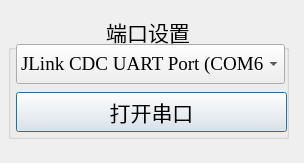
The window that Protocol.ui (LeeGingko/Terminal) describes before a commit, drawn with Qt 5.
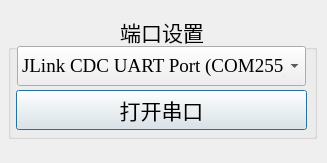
The same window after the commit.

The edit to the form file:
```diff
--- a/Protocol.ui
+++ b/Protocol.ui
@@ -6,7 +6,7 @@
    <rect>
     <x>0</x>
     <y>0</y>
-    <width>304</width>
+    <width>327</width>
     <height>163</height>
    </rect>
   </property>
@@ -18,7 +18,7 @@
     <rect>
      <x>8</x>
      <y>14</y>
-     <width>281</width>
+     <width>309</width>
      <height>125</height>
     </rect>
    </property>
@@ -39,9 +39,9 @@
    <widget class="QComboBox" name="comboBox_selectComNum">
     <property name="geometry">
      <rect>
-      <x>8</x>
-      <y>30</y>
-      <width>269</width>
+      <x>9</x>
+      <y>32</y>
+      <width>289</width>
       <height>40</height>
      </rect>
     </property>
@@ -62,6 +62,9 @@
     <property name="contextMenuPolicy">
      <enum>Qt::NoContextMenu</enum>
     </property>
+    <property name="layoutDirection">
+     <enum>Qt::LeftToRight</enum>
+    </property>
     <property name="styleSheet">
      <string notr="true">QPushButton:hover{
 	background-color: rgb(214, 234, 239);
@@ -74,14 +77,20 @@
      <bool>false</bool>
     </property>
     <property name="currentText">
-     <string>JLink CDC UART Port (COM6)</string>
+     <string>JLink CDC UART Port (COM255)</string>
     </property>
     <property name="insertPolicy">
-     <enum>QComboBox::InsertAtTop</enum>
+     <enum>QComboBox::NoInsert</enum>
+    </property>
+    <property name="sizeAdjustPolicy">
+     <enum>QComboBox::AdjustToContentsOnFirstShow</enum>
+    </property>
+    <property name="frame">
+     <bool>true</bool>
     </property>
     <item>
      <property name="text">
-      <string>JLink CDC UART Port (COM6)</string>
+      <string>JLink CDC UART Port (COM255)</string>
      </property>
     </item>
    </widget>
@@ -89,8 +98,8 @@
     <property name="geometry">
      <rect>
       <x>8</x>
-      <y>78</y>
-      <width>271</width>
+      <y>76</y>
+      <width>291</width>
       <height>40</height>
      </rect>
     </property>
```
